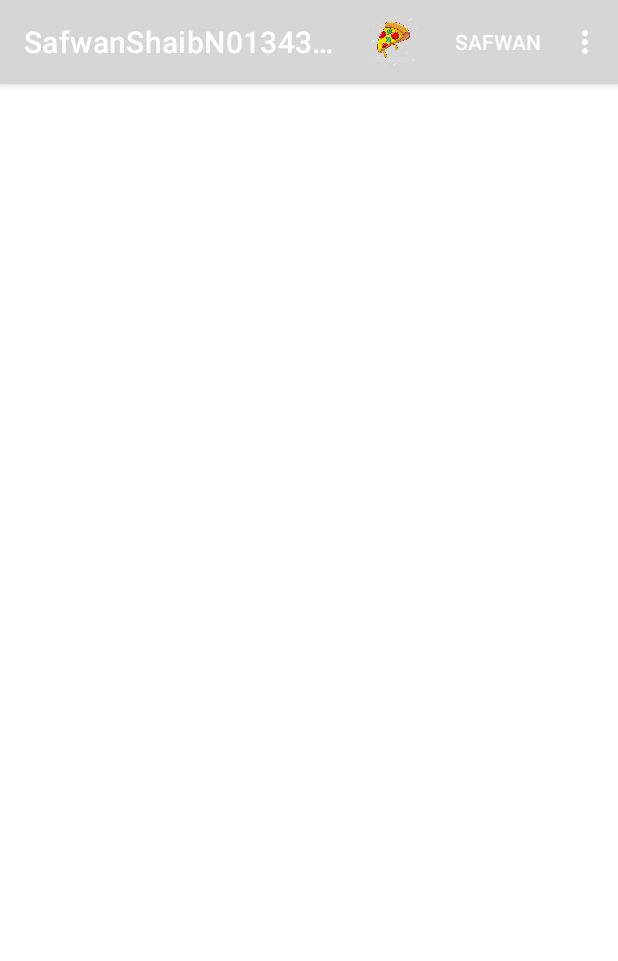
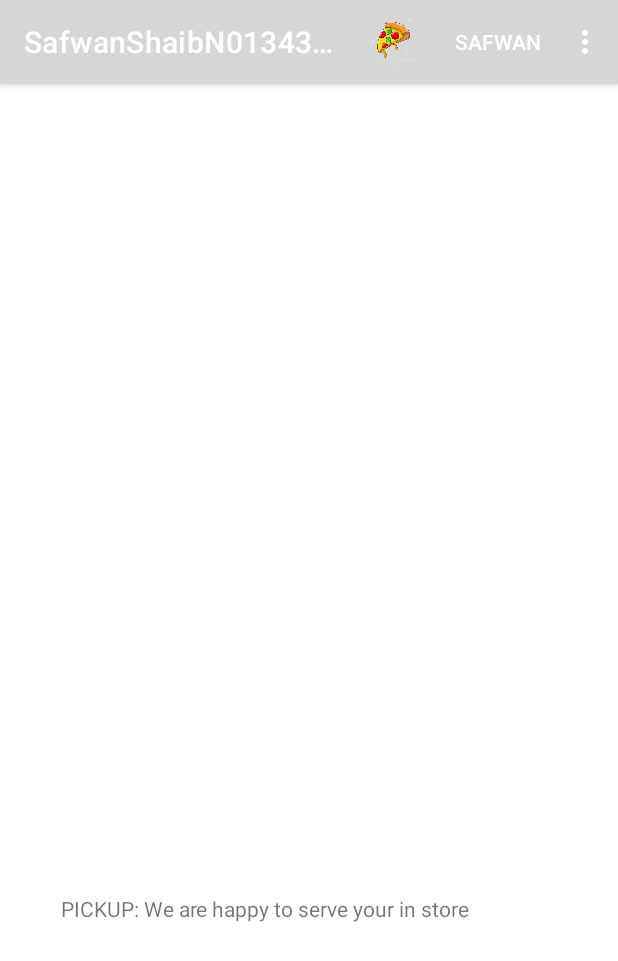
Before and after one commit to SafwanShaib3815/Pizza-Android-App, an Android app: the SafwanCheckoutActivity screen opened directly, with no data from a screen before it, on a phone screen of 412 x 824 dp. Shown: the top 961 px of the screen. Run offline under Robolectric (Android 15) with nearby library versions, the phone set to English and light mode, and no system bars; 1 statement that could not run was skipped.

Commit message:
Delivery switch component implemented

```diff
--- a/SafwanAssign22/src/main/java/safwan/shaib/n01343815/SafwanCheckoutActivity.java
+++ b/SafwanAssign22/src/main/java/safwan/shaib/n01343815/SafwanCheckoutActivity.java
@@ -19,7 +19,9 @@ public class SafwanCheckoutActivity extends AppCompatActivity {
         setContentView(R.layout.activity_safwan_checkout);
 
         //get textviews from this layout to contain user info from payment screen
-        TextView name, email, phone, addr, cCard, pin, cExp;
+        TextView name, email, phone, addr, cCard, pin, cExp, delivery;
+        Boolean isDelivery;
+
         name = (TextView) findViewById(R.id.get_name);
         name.setText(getIntent().getStringExtra(getResources().getString(R.string.send_name)));
         email = (TextView) findViewById(R.id.get_email);
@@ -34,6 +36,13 @@ public class SafwanCheckoutActivity extends AppCompatActivity {
         cExp = (TextView) findViewById(R.id.get_expiry);
         cExp.setText(getIntent().getStringExtra(getResources().getString(R.string.send_expiry)));
 
+        delivery = (TextView) findViewById(R.id.get_delivery);
+        if(getIntent().getExtras().getBoolean(getResources().getString(R.string.is_delivery))){
+            delivery.setText(R.string.delivery_msg);
+        }
+        else {
+            delivery.setText(R.string.pickup_msg);
+        }
 
 
 
--- a/SafwanAssign22/src/main/res/layout/activity_safwan_checkout.xml
+++ b/SafwanAssign22/src/main/res/layout/activity_safwan_checkout.xml
@@ -77,4 +77,16 @@
         app:layout_constraintStart_toStartOf="parent"
         app:layout_constraintTop_toTopOf="parent"
         app:layout_constraintVertical_bias="0.573" />
+
+    <TextView
+        android:id="@+id/get_delivery"
+        android:layout_width="wrap_content"
+        android:layout_height="wrap_content"
+        android:text="TextView"
+        app:layout_constraintBottom_toBottomOf="parent"
+        app:layout_constraintEnd_toEndOf="parent"
+        app:layout_constraintHorizontal_bias="0.29"
+        app:layout_constraintStart_toStartOf="parent"
+        app:layout_constraintTop_toTopOf="parent"
+        app:layout_constraintVertical_bias="0.721" />
 </androidx.constraintlayout.widget.ConstraintLayout>
--- a/SafwanAssign22/src/main/res/values/strings.xml
+++ b/SafwanAssign22/src/main/res/values/strings.xml
@@ -77,4 +77,7 @@
     <string name="send_card">send_card</string>
     <string name="send_pin">send_pin</string>
     <string name="send_expiry">send_expiry</string>
+    <string name="is_delivery">isDelivery</string>
+    <string name="delivery_msg">DELIVERY: Will be delivered to your home</string>
+    <string name="pickup_msg">PICKUP: We are happy to serve your in store</string>
 </resources>
```
Also changed, not shown: SafwanAssign22/src/main/java/safwan/shaib/n01343815/SafwanPaymentActivity.java (+7 -0 lines), SafwanAssign22/src/main/res/layout/activity_safwan_payment.xml (+12 -0 lines).
